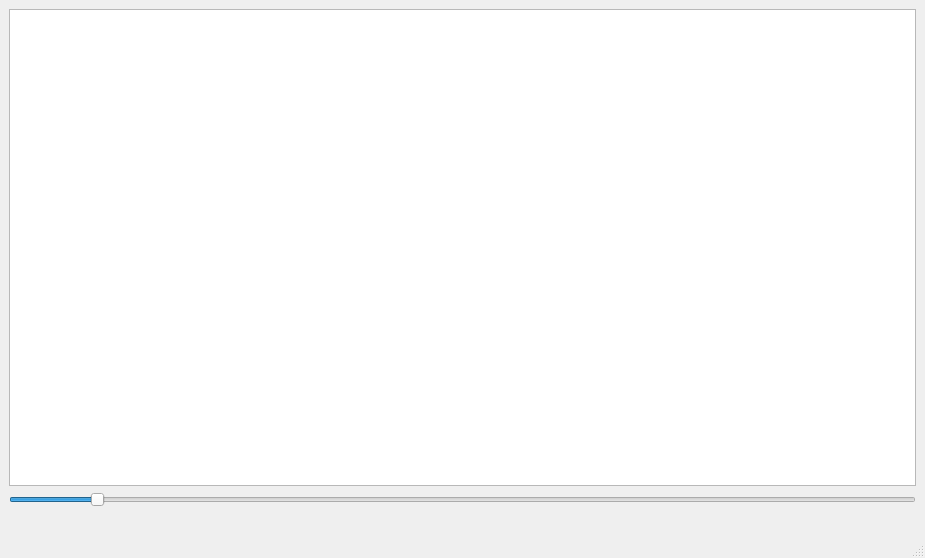
Old version of the form mainwindow.ui in the repository mfialaf/ICP.
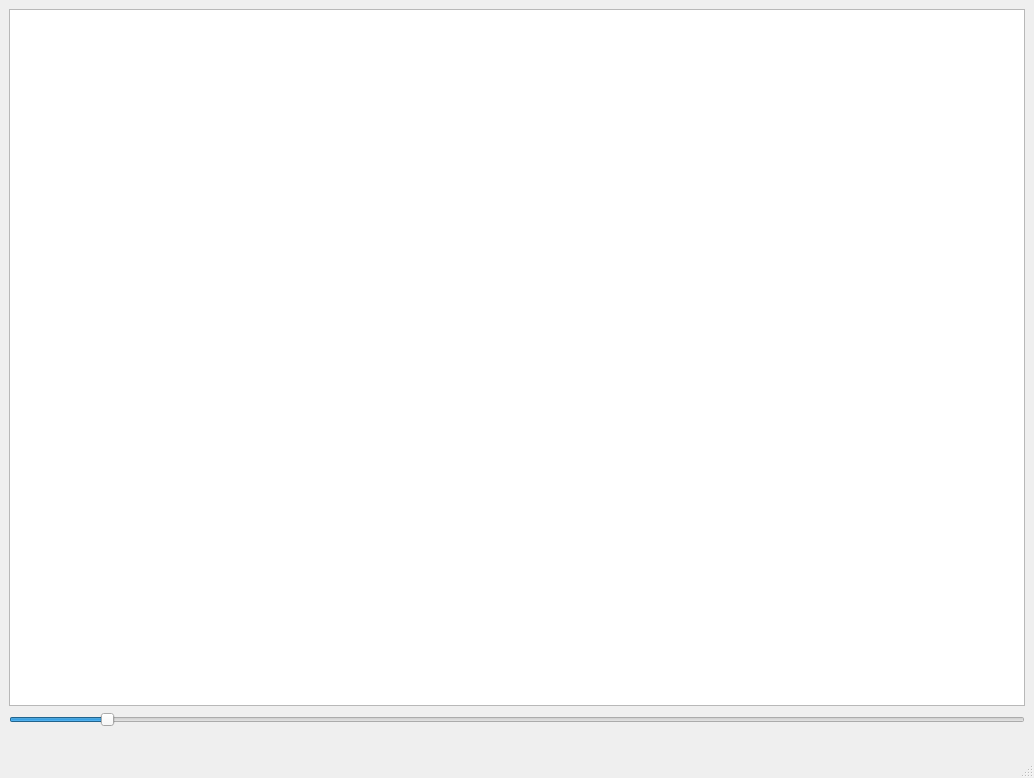
New version of the form.

The edit to the form file:
```diff
--- a/mainwindow.ui
+++ b/mainwindow.ui
@@ -6,8 +6,8 @@
    <rect>
     <x>0</x>
     <y>0</y>
-    <width>925</width>
-    <height>558</height>
+    <width>1034</width>
+    <height>778</height>
    </rect>
   </property>
   <property name="windowTitle">
```
Left out of the diff: 2 changed lines with no effect on the pictures.
